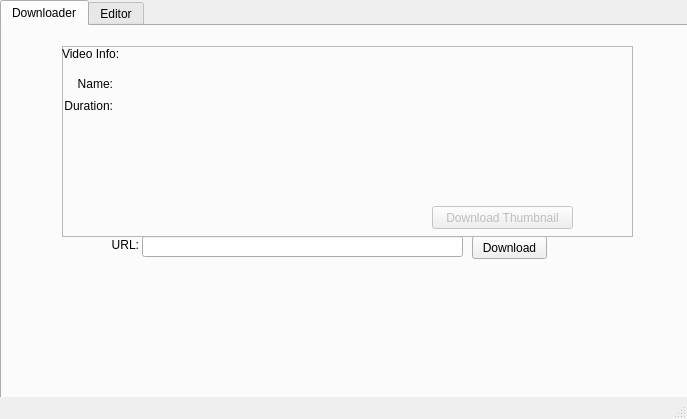
This is GUI.ui in hojo4646/youtube-dl-final as Qt 5 draws it before an edit. The edited form follows.
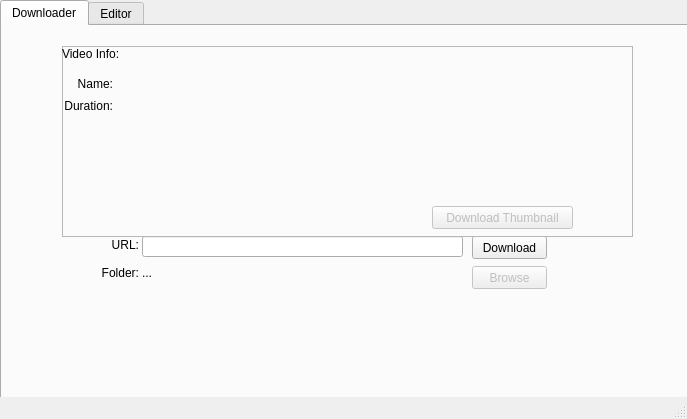
This is the edited form. Icons and pictures are not drawn.

Commit message:
Added browse folder button
Just added label and button, no functionality

Patch:
```diff
--- a/GUI.ui
+++ b/GUI.ui
@@ -206,6 +206,51 @@
        <set>Qt::AlignBottom|Qt::AlignRight|Qt::AlignTrailing</set>
       </property>
      </widget>
+     <widget class="QLabel" name="label_folder">
+      <property name="geometry">
+       <rect>
+        <x>90</x>
+        <y>240</y>
+        <width>47</width>
+        <height>13</height>
+       </rect>
+      </property>
+      <property name="text">
+       <string>Folder:</string>
+      </property>
+      <property name="alignment">
+       <set>Qt::AlignRight|Qt::AlignTrailing|Qt::AlignVCenter</set>
+      </property>
+     </widget>
+     <widget class="QLabel" name="label">
+      <property name="geometry">
+       <rect>
+        <x>140</x>
+        <y>240</y>
+        <width>47</width>
+        <height>13</height>
+       </rect>
+      </property>
+      <property name="text">
+       <string>...</string>
+      </property>
+     </widget>
+     <widget class="QPushButton" name="button_folder_browse">
+      <property name="enabled">
+       <bool>false</bool>
+      </property>
+      <property name="geometry">
+       <rect>
+        <x>470</x>
+        <y>240</y>
+        <width>75</width>
+        <height>23</height>
+       </rect>
+      </property>
+      <property name="text">
+       <string>Browse</string>
+      </property>
+     </widget>
     </widget>
     <widget class="QWidget" name="tab_2">
      <attribute name="title">
```
The commit also changes 4 other files.
